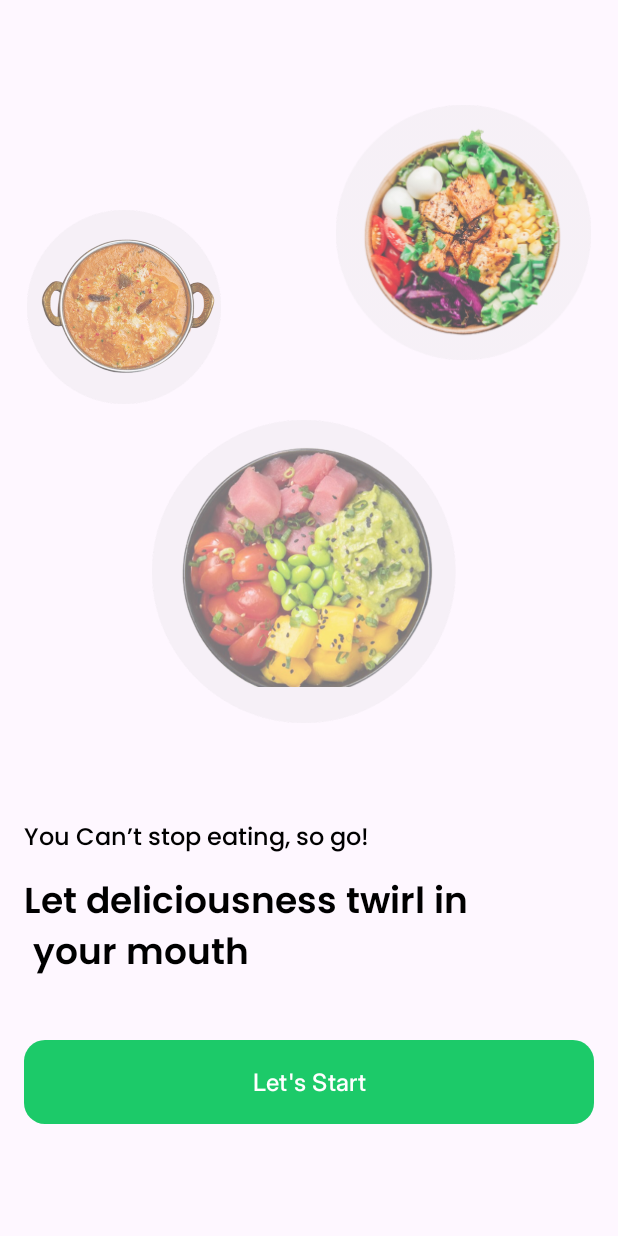
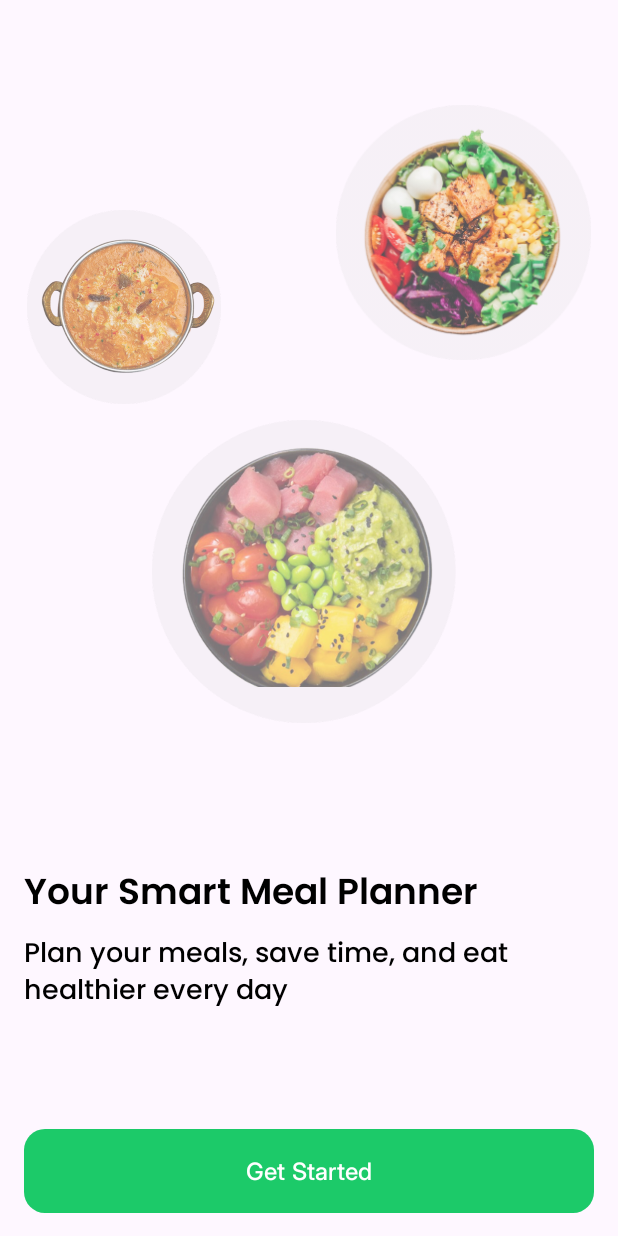
Before and after one commit to Karam-Salama/Food-Planner-Application, an Android app: the screen it shows after launch (OnboardingActivity), on a phone screen of 412 x 824 dp. Run offline under Robolectric (Android 15) with nearby library versions, the phone set to English and light mode, and no system bars.

Commit message:
Finally Finish Onboarding Feature - added rotate animation to onboarding screen - added CacheHelper Class to save data locally using shared prefs - added logic in splash activity to make onboarding one time appear - added some updates in strings file - save state of onboarding screen visited or not in the GetStarted Btn

```diff
--- /dev/null
+++ b/app/src/main/java/com/example/foodplannerapplication/core/functions/hideStatusAndNavBar.kt
@@ -0,0 +1,21 @@
+package com.example.foodplannerapplication.core.functions
+
+import android.app.Activity
+import android.os.Build
+import android.view.View
+import android.view.WindowInsets
+
+object hideStatusAndNavBar {
+    fun Activity.hideStatusAndNavBar() {
+        if (Build.VERSION.SDK_INT >= Build.VERSION_CODES.R) {
+            window.setDecorFitsSystemWindows(false)
+            window.insetsController?.hide(WindowInsets.Type.systemBars())
+        } else {
+            window.decorView.systemUiVisibility = (
+                    View.SYSTEM_UI_FLAG_HIDE_NAVIGATION
+                            or View.SYSTEM_UI_FLAG_FULLSCREEN
+                            or View.SYSTEM_UI_FLAG_IMMERSIVE_STICKY
+                    )
+        }
+    }
+}
--- a/app/src/main/java/com/example/foodplannerapplication/modules/onboarding/OnboardingActivity.kt
+++ b/app/src/main/java/com/example/foodplannerapplication/modules/onboarding/OnboardingActivity.kt
@@ -1,37 +1,50 @@
 package com.example.foodplannerapplication.modules.onboarding
 
+import android.content.Intent
 import android.os.Build
 import android.os.Bundle
 import android.view.View
 import android.view.WindowInsets
+import android.view.animation.Animation
+import android.view.animation.AnimationUtils
+import android.widget.Button
+import android.widget.ImageView
 import androidx.activity.enableEdgeToEdge
 import androidx.appcompat.app.AppCompatActivity
 import androidx.core.view.ViewCompat
 import androidx.core.view.WindowInsetsCompat
 import com.example.foodplannerapplication.R
+import com.example.foodplannerapplication.core.database.cache.CacheHelper
+import com.example.foodplannerapplication.core.functions.hideStatusAndNavBar.hideStatusAndNavBar
+import com.example.foodplannerapplication.modules.auth.RegisterActivity
 
 
 class OnboardingActivity : AppCompatActivity() {
+    private lateinit var startButton: Button
+    private lateinit var rotatedImage: ImageView
+
     override fun onCreate(savedInstanceState: Bundle?) {
         super.onCreate(savedInstanceState)
         enableEdgeToEdge()
         setContentView(R.layout.activity_onboarding)
-        ViewCompat.setOnApplyWindowInsetsListener(findViewById(R.id.main)) { v, insets ->
-            val systemBars = insets.getInsets(WindowInsetsCompat.Type.systemBars())
-            v.setPadding(systemBars.left, systemBars.top, systemBars.right, systemBars.bottom)
-            insets
-        }
 
         // hide status bar and navigation bar
-        if (Build.VERSION.SDK_INT >= Build.VERSION_CODES.R) {
-            window.setDecorFitsSystemWindows(false)
-            window.insetsController?.hide(WindowInsets.Type.systemBars())
-        } else {
-            window.decorView.systemUiVisibility = (
-                    View.SYSTEM_UI_FLAG_HIDE_NAVIGATION
-                            or View.SYSTEM_UI_FLAG_FULLSCREEN
-                            or View.SYSTEM_UI_FLAG_IMMERSIVE_STICKY
-                    )
+        hideStatusAndNavBar()
+
+        rotatedImage = findViewById(R.id.imageView_dish3)
+        startButton = findViewById(R.id.startButton)
+
+        // add animation file to image
+        val rotateAnimation: Animation = AnimationUtils.loadAnimation(this, R.anim.rotate)
+        rotatedImage.startAnimation(rotateAnimation)
+
+        // start register activity & save data in shared preferences
+        startButton.setOnClickListener {
+            CacheHelper.saveData("welcomeVisited", true)
+            startActivity(Intent(this, RegisterActivity::class.java))
+            finish()
         }
     }
+
+
 }
--- a/app/src/main/java/com/example/foodplannerapplication/modules/splash/SplashActivity.kt
+++ b/app/src/main/java/com/example/foodplannerapplication/modules/splash/SplashActivity.kt
@@ -5,6 +5,7 @@ import android.os.Build
 import android.os.Bundle
 import android.os.Handler
 import android.os.Looper
+import android.util.Log
 import android.view.View
 import android.view.WindowInsets
 import android.view.WindowManager
@@ -14,35 +15,34 @@ import androidx.core.view.ViewCompat
 import androidx.core.view.WindowInsetsCompat
 import com.example.foodplannerapplication.modules.onboarding.OnboardingActivity
 import com.example.foodplannerapplication.R
+import com.example.foodplannerapplication.core.database.cache.CacheHelper
+import com.example.foodplannerapplication.core.functions.hideStatusAndNavBar.hideStatusAndNavBar
+import com.example.foodplannerapplication.modules.auth.RegisterActivity
 
 class SplashActivity : AppCompatActivity() {
     override fun onCreate(savedInstanceState: Bundle?) {
         super.onCreate(savedInstanceState)
         enableEdgeToEdge()
         setContentView(R.layout.activity_splash)
-        ViewCompat.setOnApplyWindowInsetsListener(findViewById(R.id.main)) { v, insets ->
-            val systemBars = insets.getInsets(WindowInsetsCompat.Type.systemBars())
-            v.setPadding(systemBars.left, systemBars.top, systemBars.right, systemBars.bottom)
-            insets
+
+
+        // hide status bar and navigation bar
+        hideStatusAndNavBar()
+
+        CacheHelper.init(this)
+        val isOnboardingCompleted = CacheHelper.getBoolean("welcomeVisited", false)
+        if (isOnboardingCompleted) {
+            delayedNavigate(RegisterActivity::class.java)
+        } else {
+            delayedNavigate(OnboardingActivity::class.java)
         }
 
-        // hide status bar and navigation bar
-        if (Build.VERSION.SDK_INT >= Build.VERSION_CODES.R) {
-            window.setDecorFitsSystemWindows(false)
-            window.insetsController?.hide(WindowInsets.Type.systemBars())
-        } else {
-            window.decorView.systemUiVisibility = (
-                    View.SYSTEM_UI_FLAG_HIDE_NAVIGATION
-                            or View.SYSTEM_UI_FLAG_FULLSCREEN
-                            or View.SYSTEM_UI_FLAG_IMMERSIVE_STICKY
-                    )
-        }
+    }
 
-
-
+    fun delayedNavigate(destination: Class<*>, delayMillis: Long = 3000) {
         Handler(Looper.getMainLooper()).postDelayed({
-            startActivity(Intent(this, OnboardingActivity::class.java))
+            startActivity(Intent(this, destination))
             finish()
-        }, 3000)
+        }, delayMillis)
     }
 }
--- /dev/null
+++ b/app/src/main/res/anim/rotate.xml
@@ -0,0 +1,9 @@
+<?xml version="1.0" encoding="utf-8"?>
+<rotate xmlns:android="http://schemas.android.com/apk/res/android"
+    android:fromDegrees="0"
+    android:toDegrees="360"
+    android:pivotX="50%"
+    android:pivotY="50%"
+    android:duration="10000"
+    android:interpolator="@android:anim/linear_interpolator"
+    android:repeatCount="5"/>
--- a/app/src/main/res/layout/activity_onboarding.xml
+++ b/app/src/main/res/layout/activity_onboarding.xml
@@ -59,16 +59,20 @@
             app:layout_constraintStart_toStartOf="parent"
             app:layout_constraintTop_toBottomOf="@+id/imageView_dish3">
 
+            <View
+                android:layout_width="match_parent"
+                android:layout_height="30dp"/>
+
             <TextView
                 android:id="@+id/tv_onboarding_title"
                 android:layout_width="match_parent"
                 android:layout_height="wrap_content"
-                android:layout_marginBottom="9dp"
+                android:layout_marginBottom="4dp"
                 android:text="@string/onboarding_title"
                 android:textColor="@color/black"
-                android:textSize="16sp"
-                android:fontFamily="@font/poppins_medium"
-                android:textStyle="normal" />
+                android:textSize="24sp"
+                android:fontFamily="@font/poppins_semibold"
+                android:textStyle="bold" />
 
             <TextView
                 android:id="@+id/tv_onboarding_subTitle"
@@ -77,9 +81,12 @@
                 android:layout_marginBottom="36dp"
                 android:text="@string/onboarding_body"
                 android:textColor="@color/black"
-                android:textSize="24sp"
-                android:fontFamily="@font/poppins_semibold"
-                android:textStyle="bold" />
+                android:textSize="18sp"
+                android:fontFamily="@font/poppins_medium"
+                android:textStyle="normal" />
+            <View
+                android:layout_width="match_parent"
+                android:layout_height="40dp"/>
 
             <Button
                 android:id="@+id/startButton"
@@ -92,6 +99,11 @@
                 android:textSize="16sp"
                 android:fontFamily="@font/inter_medium"
                 app:backgroundTint="@null" />
+
+            <View
+                android:layout_width="match_parent"
+                android:layout_height="20dp"/>
+
         </LinearLayout>
 
     </androidx.constraintlayout.widget.ConstraintLayout>
--- a/app/src/main/res/layout/activity_splash.xml
+++ b/app/src/main/res/layout/activity_splash.xml
@@ -7,10 +7,6 @@
     android:layout_height="match_parent"
     android:background="@color/primary"
     tools:context=".modules.splash.SplashActivity">
-
-    <!-- Lottie Animation View -->
-
-    <!-- TextView تحت الـ Lottie Animation View -->
 
     <com.airbnb.lottie.LottieAnimationView
         android:id="@+id/lottieAnimationView"
@@ -34,7 +30,7 @@
         android:layout_height="wrap_content"
         android:layout_marginBottom="356dp"
         android:fontFamily="@font/poppins_semibold"
-        android:text="@string/splash_title"
+        android:text="@string/app_name"
         android:textColor="@color/black"
         android:textSize="46sp"
         android:textStyle="bold"
--- a/app/src/main/res/values/strings.xml
+++ b/app/src/main/res/values/strings.xml
@@ -1,7 +1,6 @@
 <resources>
-    <string name="app_name">Food Planner Application</string>
-    <string name="splash_title">FoodDay</string>
-    <string name="onboarding_title">You Can’t  stop eating, so go!</string>
-    <string name="onboarding_body">Let deliciousness twirl in\n your mouth </string>
-    <string name="onboarding_button">Let\'s Start</string>
+    <string name="app_name">FoodDay</string>
+    <string name="onboarding_title">Your Smart Meal Planner</string>
+    <string name="onboarding_body">Plan your meals, save time, and eat healthier every day</string>
+    <string name="onboarding_button">Get Started</string>
 </resources>
```
Also changed, not shown: app/src/main/AndroidManifest.xml (+5 -2 lines), app/src/main/java/com/example/foodplannerapplication/core/database/cache/CacheHelper.kt (added, +49 -0 lines), app/src/main/java/com/example/foodplannerapplication/modules/auth/RegisterActivity.kt (added, +21 -0 lines), app/src/main/res/layout/activity_register.xml (added, +10 -0 lines), 1 other file.
